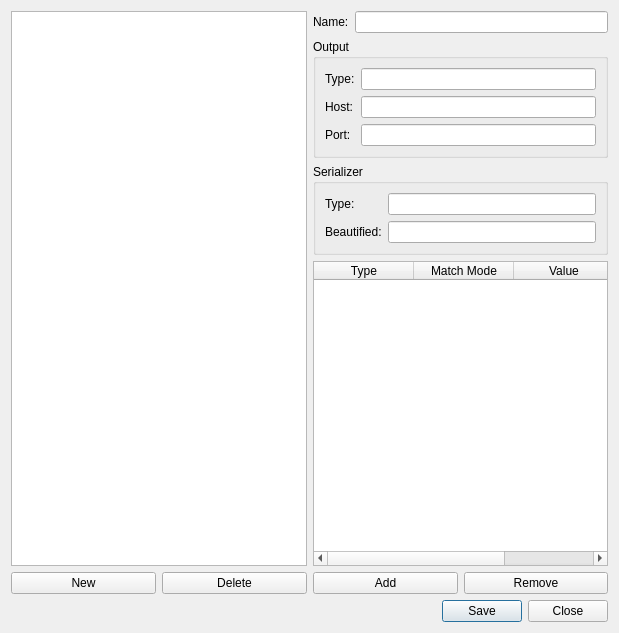
Qt form gui/configeditor.ui (froglogic/tracetool) before a commit.
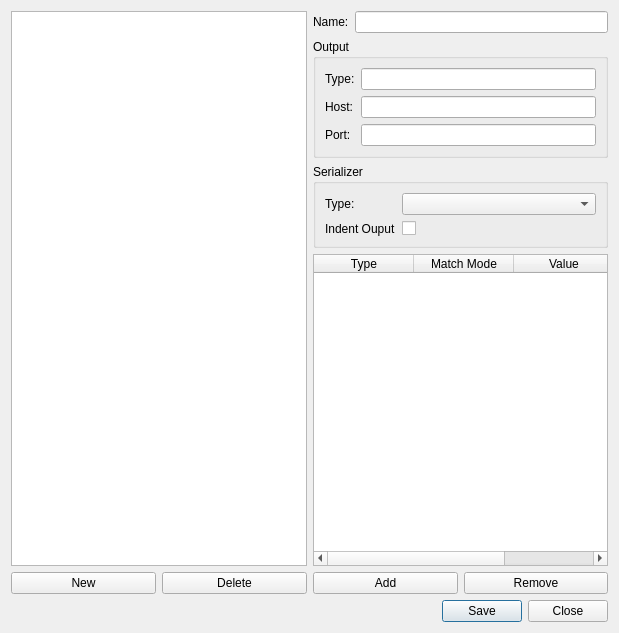
The same form after that commit.

Commit message:
Improve serializer section
RESOLVE:APP-45

What changed in the file:
```diff
--- a/gui/configeditor.ui
+++ b/gui/configeditor.ui
@@ -108,19 +108,26 @@
         </property>
        </widget>
       </item>
+      <item row="2" column="0">
+       <widget class="QLabel" name="beautifiedLabel">
+        <property name="text">
+         <string>Indent Ouput</string>
+        </property>
+       </widget>
+      </item>
       <item row="0" column="1">
-       <widget class="QLineEdit" name="serializerTypeEdit"/>
+       <widget class="QComboBox" name="serializerComboBox"/>
       </item>
-      <item row="1" column="0">
-       <widget class="QLabel" name="label_5">
+      <item row="2" column="1">
+       <widget class="QCheckBox" name="beautifiedCheckBox">
+        <property name="layoutDirection">
+         <enum>Qt::LeftToRight</enum>
+        </property>
         <property name="text">
-         <string>Beautified:</string>
+         <string/>
         </property>
        </widget>
       </item>
-      <item row="1" column="1">
-       <widget class="QLineEdit" name="serializerOptionEdit"/>
-      </item>
      </layout>
     </widget>
    </item>
```
Left out of the diff: 9 changed lines with no effect on the pictures. The commit also changes 2 other files.
